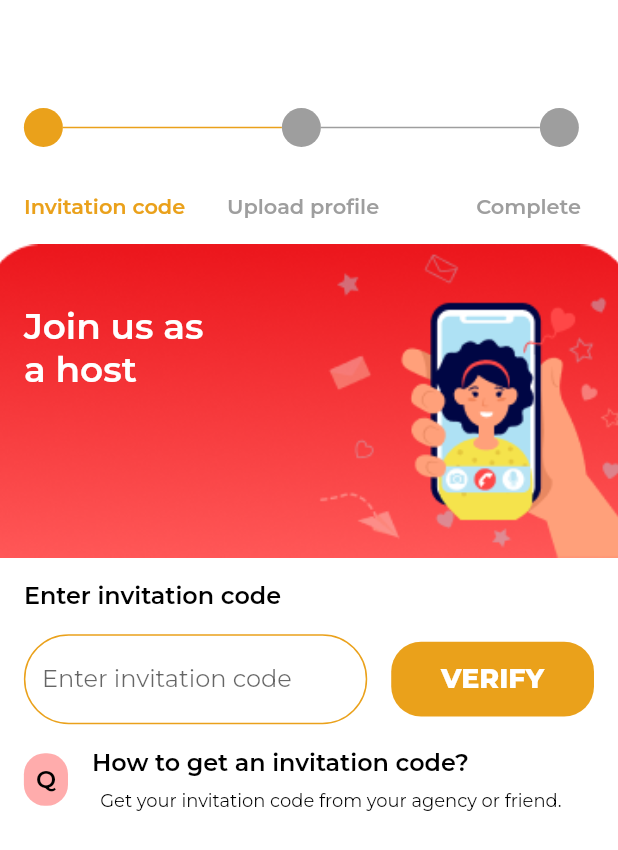
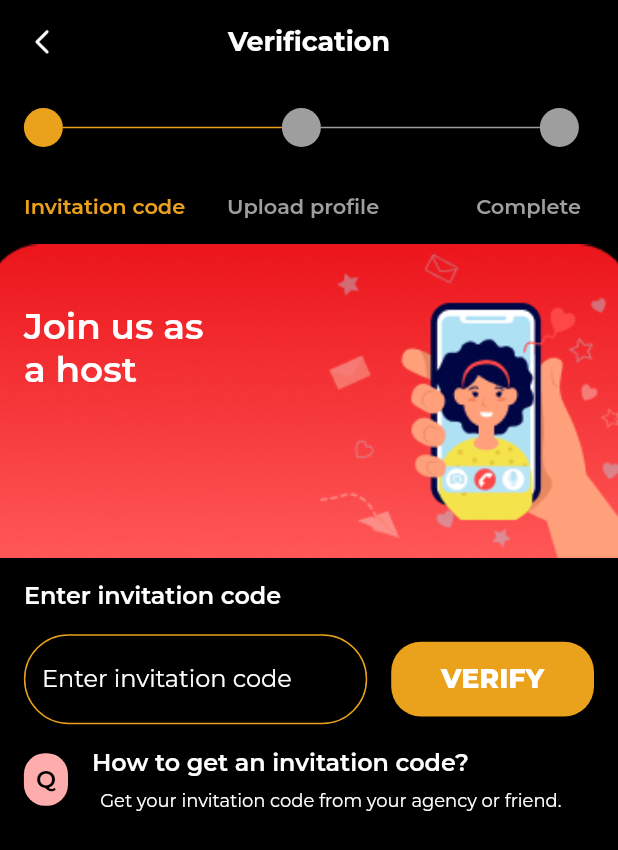
Before and after one commit to VPATEL007/Candy_chat-video, a Flutter app: the VerficationInvitation screen opened directly, on a phone screen of 412 x 824 dp. Shown: the top 850 px of the screen. Run offline on Flutter 3.47's test engine with Material 2 defaults, Android fonts, the phone set to English and light mode, and no system bars; our stand-ins replace another_flushbar, assets_audio_player, cached_network_image, camera, circular_countdown_timer, connectivity and 21 more; missing offline and left inert: agora_rtc_engine, agora_rtm, assets_audio_player_web, camera_web, connectivity_for_web, firebase_analytics_web and 14 more; accounts and stored records are empty; network calls fail; project files that could hold a hidden picture were left out.

Commit message:
Dark Influencer

```diff
--- a/lib/components/Screens/OnboardingVerfication/VerificationInvitation.dart
+++ b/lib/components/Screens/OnboardingVerfication/VerificationInvitation.dart
@@ -54,10 +54,12 @@ class _VerficationInvitationState extends State<VerficationInvitation> {
   @override
   Widget build(BuildContext context) {
     return Scaffold(
-      backgroundColor: ColorConstants.colorPrimary,
+      backgroundColor: Colors.black,
       appBar: getAppBar(context, "Verification",
-          isWhite: true, leadingButton: getBackButton(context)),
+          isWhite: false, leadingButton: getBackButton(context)),
       body: SingleChildScrollView(
+        child: Container(
+          color: ColorConstants.mainBgColor,
           child: Column(
             crossAxisAlignment: CrossAxisAlignment.start,
             children: [
@@ -65,7 +67,8 @@ class _VerficationInvitationState extends State<VerficationInvitation> {
                 height: 16,
               ),
               Padding(
-              padding: EdgeInsets.only(left: getSize(16), bottom: getSize(16)),
+                padding:
+                    EdgeInsets.only(left: getSize(16), bottom: getSize(16)),
                 child: Row(
                   crossAxisAlignment: CrossAxisAlignment.center,
                   children: [
@@ -133,7 +136,7 @@ class _VerficationInvitationState extends State<VerficationInvitation> {
                     textAlign: TextAlign.center,
                     style: TextStyle(
                         fontSize: getFontSize(16),
-                      color: Colors.black,
+                        color: Colors.white,
                         fontWeight: FontWeight.w600)),
               ),
               Row(
@@ -143,6 +146,7 @@ class _VerficationInvitationState extends State<VerficationInvitation> {
                     child: Container(
                       width: MathUtilities.screenWidth(context) / 1.8,
                       child: TextField(
+                        style: TextStyle(color: Colors.white),
                         controller: invitationController,
                         decoration: InputDecoration(
                           enabledBorder: OutlineInputBorder(
@@ -153,7 +157,10 @@ class _VerficationInvitationState extends State<VerficationInvitation> {
                               width: 1,
                             ),
                           ),
+                          labelStyle: TextStyle(color: Colors.white),
                           labelText: 'Enter invitation code',
+
+                          // hintStyle :
                         ),
                       ),
                     ),
@@ -223,7 +230,7 @@ class _VerficationInvitationState extends State<VerficationInvitation> {
                             textAlign: TextAlign.center,
                             style: TextStyle(
                                 fontSize: getFontSize(16),
-                              color: Colors.black,
+                                color: Colors.white,
                                 fontWeight: FontWeight.w600)),
                         SizedBox(
                           height: 8,
@@ -237,7 +244,7 @@ class _VerficationInvitationState extends State<VerficationInvitation> {
                               textAlign: TextAlign.center,
                               style: TextStyle(
                                   fontSize: getFontSize(12),
-                                color: Colors.black,
+                                  color: Colors.white,
                                   fontWeight: FontWeight.w400)),
                         )
                       ],
@@ -246,6 +253,7 @@ class _VerficationInvitationState extends State<VerficationInvitation> {
                 ),
               )
             ],
+          ),
         ),
       ),
     );
```
Also changed, not shown: lib/components/Screens/Leaderboard/Leaderboard.dart (+6 -2 lines), lib/components/Screens/OnboardingVerfication/VerificationFace.dart (+7 -6 lines), lib/components/Screens/OnboardingVerfication/VerificationProfile.dart (+10 -8 lines). Lines whose indentation alone changed are shown as unchanged.
